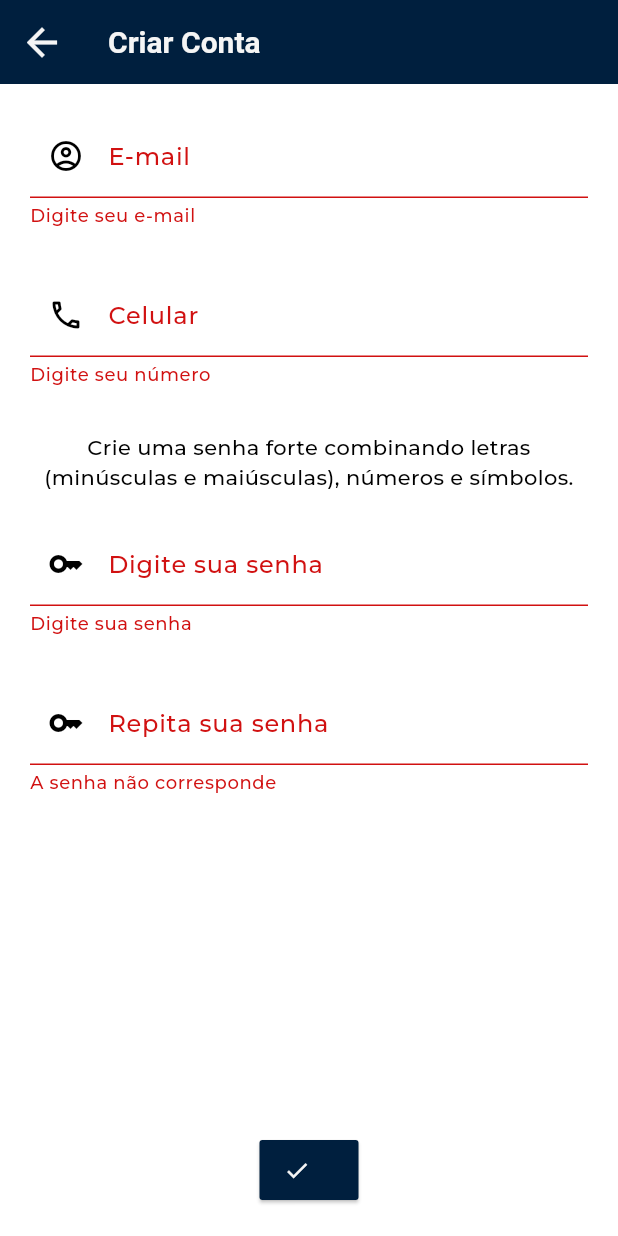
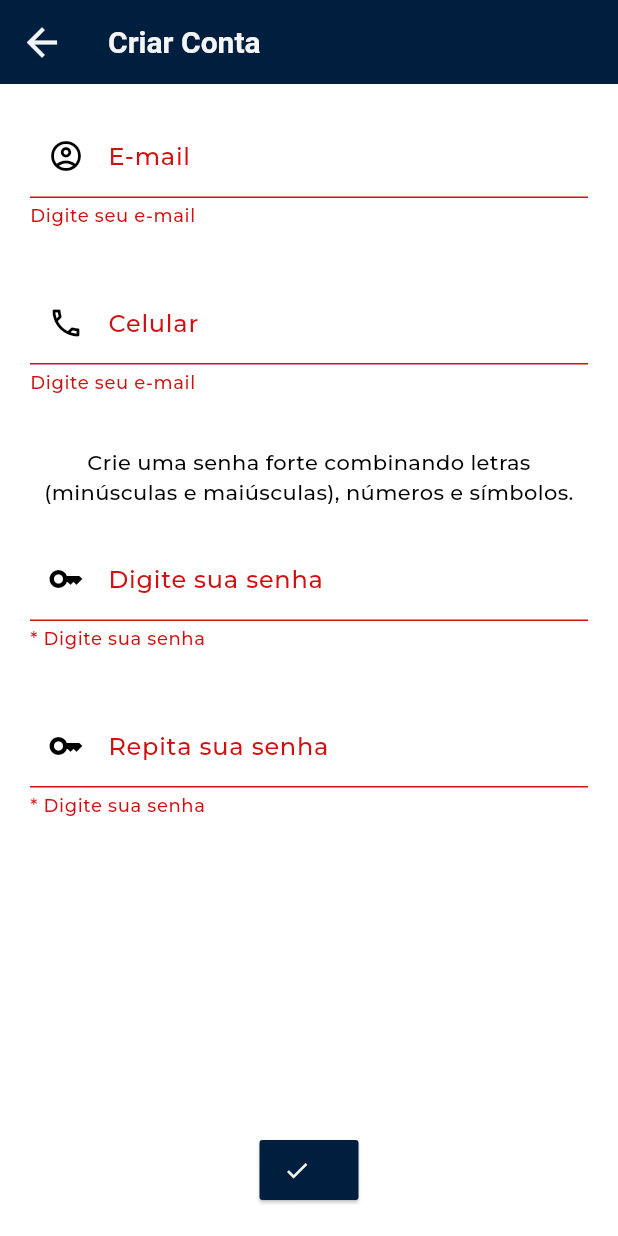
Before and after one commit to jacrifla/app_atalaia, a Flutter app: the SignupPage screen opened by its route, after a tap on the "check" icon, on a phone screen of 412 x 824 dp. Run offline on Flutter 3.47's test engine with Material 3 defaults, Android fonts, the phone set to English and light mode, and no system bars; project files that could hold a hidden picture were left out.

Commit message:
tirado campo

```diff
--- a/lib/pages/login_page.dart
+++ b/lib/pages/login_page.dart
@@ -68,13 +68,12 @@ class _LoginPageState extends State<LoginPage> {
                         labelText: 'E-mail',
                         hintText: 'example@example.com',
                         icon: Icon(Icons.account_circle_outlined),
-                        errorText: '* Digite seu e-mail',
                         validator: (value) {
                           if (value == null || value.isEmpty) {
-                            return '* Digite seu e-mail';
+                            return 'Digite seu e-mail';
                           }
                           if (!isValidEmail(value)) {
-                            return '* Digite um e-mail válido';
+                            return 'Digite um e-mail válido';
                           }
                           return null;
                         },
@@ -85,13 +84,12 @@ class _LoginPageState extends State<LoginPage> {
                         labelText: 'Senha',
                         hintText: '******',
                         icon: Icon(Icons.key_outlined),
-                        errorText: '* Digite sua senha',
                         validator: (value) {
                           if (value == null || value.isEmpty) {
-                            return '* Digite sua senha';
+                            return 'Digite sua senha';
                           }
                           if (value.length < 8) {
-                            return '* Senha deve ter no mínimo 8 caracteres';
+                            return 'Senha deve ter no mínimo 8 caracteres';
                           }
                           return null;
                         },
--- a/lib/pages/perfil_page.dart
+++ b/lib/pages/perfil_page.dart
@@ -62,34 +62,29 @@ class _PerfilPageState extends State<PerfilPage> {
                         BuildInput(
                           labelText: 'E-mail',
                           controller: _inputEmail,
-                          errorText: 'Digite seu e-mail',
                         ),
                         BuildInput(
                           labelText: 'Celular',
                           icon: Icon(Icons.phone_outlined),
                           controller: _inputCel,
-                          errorText: 'Digite seu celular',
                         ),
                         BuildInput(
                           labelText: 'Senha Atual',
                           icon: Icon(Icons.key_outlined),
                           isPassword: true,
                           controller: _inputPassword,
-                          errorText: 'Digite sua senha',
                         ),
                         BuildInput(
                           labelText: 'Nova Senha',
                           icon: Icon(Icons.key_outlined),
                           isPassword: true,
                           controller: _inputNewPassword,
-                          errorText: 'Digite sua nova senha',
                         ),
                         BuildInput(
                           labelText: 'Repita Sua Senha',
                           icon: Icon(Icons.key_outlined),
                           isPassword: true,
                           controller: _inputRepeatPassword,
-                          errorText: 'Repita sua nova senha',
                         )
                       ],
                     )),
--- a/lib/pages/recover_confirmation_page.dart
+++ b/lib/pages/recover_confirmation_page.dart
@@ -67,6 +67,7 @@ class _RecoverConfirmationPageState extends State<RecoverConfirmationPage> {
 
   @override
   Widget build(BuildContext context) {
+    _clearTextFields();
     return Scaffold(
       appBar: Header(title: 'Nova Senha'),
       body: Center(
@@ -90,6 +91,7 @@ class _RecoverConfirmationPageState extends State<RecoverConfirmationPage> {
                       children: [
                         BuildInput(
                           controller: _inputPassword,
+                          isPassword: true,
                           labelText: 'Digite sua senha',
                           icon: Icon(Icons.key_outlined),
                           validator: (value) {
@@ -104,6 +106,7 @@ class _RecoverConfirmationPageState extends State<RecoverConfirmationPage> {
                         ),
                         BuildInput(
                           controller: _inputPasswordCheck,
+                          isPassword: true,
                           labelText: 'Repita sua senha',
                           icon: Icon(Icons.key_outlined),
                           validator: (value) {
--- a/lib/pages/signup_page.dart
+++ b/lib/pages/signup_page.dart
@@ -92,7 +92,6 @@ class _SignupPageState extends State<SignupPage> {
                           labelText: 'E-mail',
                           hintText: 'example@example.com',
                           icon: Icon(Icons.account_circle_outlined),
-                          errorText: 'Digite seu e-mail',
                           validator: (value) {
                             if (value == null || value.isEmpty) {
                               return 'Digite seu e-mail';
@@ -105,11 +104,10 @@ class _SignupPageState extends State<SignupPage> {
                         ),
                         BuildInput(
                           controller: _inputCel,
-                          // keyboardType: TextInputType.number,
+                          keyboardType: TextInputType.number,
                           labelText: 'Celular',
                           hintText: '(99) 99999-9999',
                           icon: Icon(Icons.phone_outlined),
-                          errorText: 'Digite seu número',
                           validator: (value) {
                             if (value == null || value.isEmpty) {
                               return 'Digite seu e-mail';
@@ -134,7 +132,6 @@ class _SignupPageState extends State<SignupPage> {
                           labelText: 'Digite sua senha',
                           hintText: '*********',
                           icon: Icon(Icons.key_outlined),
-                          errorText: 'Digite sua senha',
                           validator: (value) {
                             if (value == null || value.isEmpty) {
                               return '* Digite sua senha';
@@ -151,7 +148,6 @@ class _SignupPageState extends State<SignupPage> {
                           labelText: 'Repita sua senha',
                           hintText: '*********',
                           icon: Icon(Icons.key_outlined),
-                          errorText: 'A senha não corresponde',
                           validator: (value) {
                             if (value == null || value.isEmpty) {
                               return '* Digite sua senha';
--- a/lib/widgets/build_input.dart
+++ b/lib/widgets/build_input.dart
@@ -2,44 +2,40 @@ import 'package:flutter/material.dart';
 
 class BuildInput extends StatelessWidget {
   final String labelText;
-  final String? errorText;
   final String? hintText;
   final Icon icon;
   final TextEditingController? controller;
   final bool isPassword;
   final String? Function(String?)? validator;
+  final TextInputType? keyboardType;
 
   const BuildInput({
-    Key? key,
+    super.key,
     required this.labelText,
-    this.errorText,
     this.hintText,
     this.icon = const Icon(Icons.account_circle_outlined),
     required this.controller,
     this.isPassword = false,
     this.validator,
-  }) : super(key: key);
+    this.keyboardType,
+  });
 
   @override
   Widget build(BuildContext context) {
     return Column(
       children: [
         TextFormField(
-          validator: (value) {
-            if (value == null || value.isEmpty) {
-              return errorText;
-            }
-            return null;
-          },
+          validator: validator,
           controller: controller,
           obscureText: isPassword,
+          keyboardType: keyboardType,
           decoration: InputDecoration(
             labelText: labelText,
             hintText: hintText,
             prefixIcon: icon,
           ),
         ),
-        const SizedBox(height: 30),
+        const SizedBox(height: 35),
       ],
     );
   }
```
